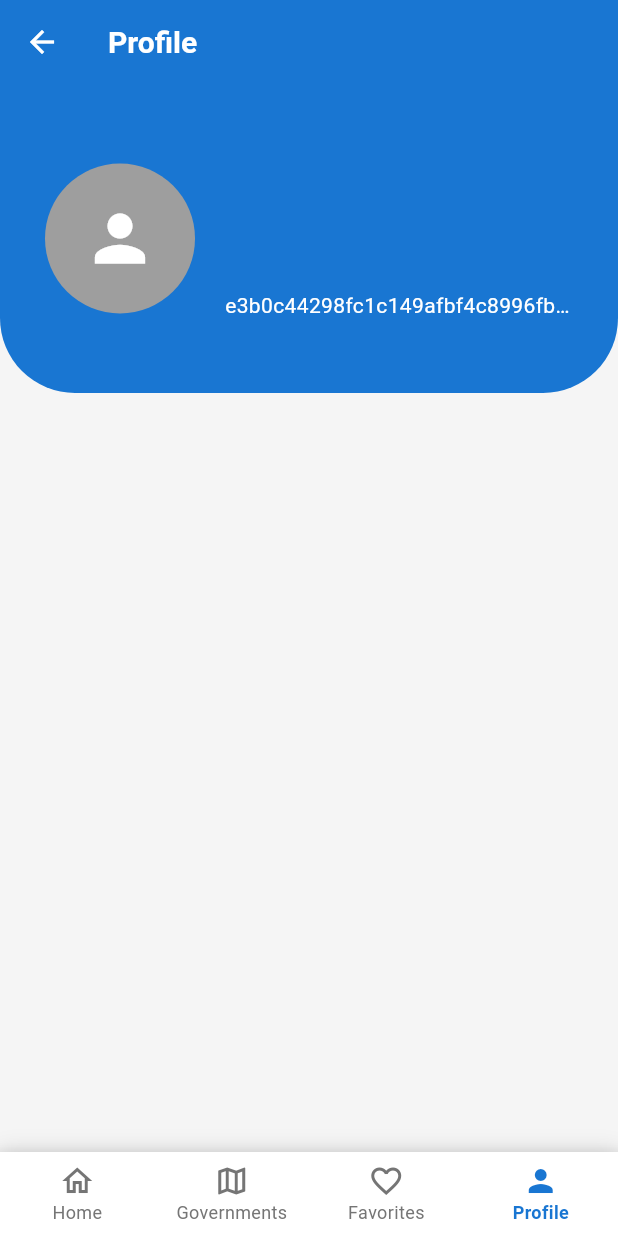
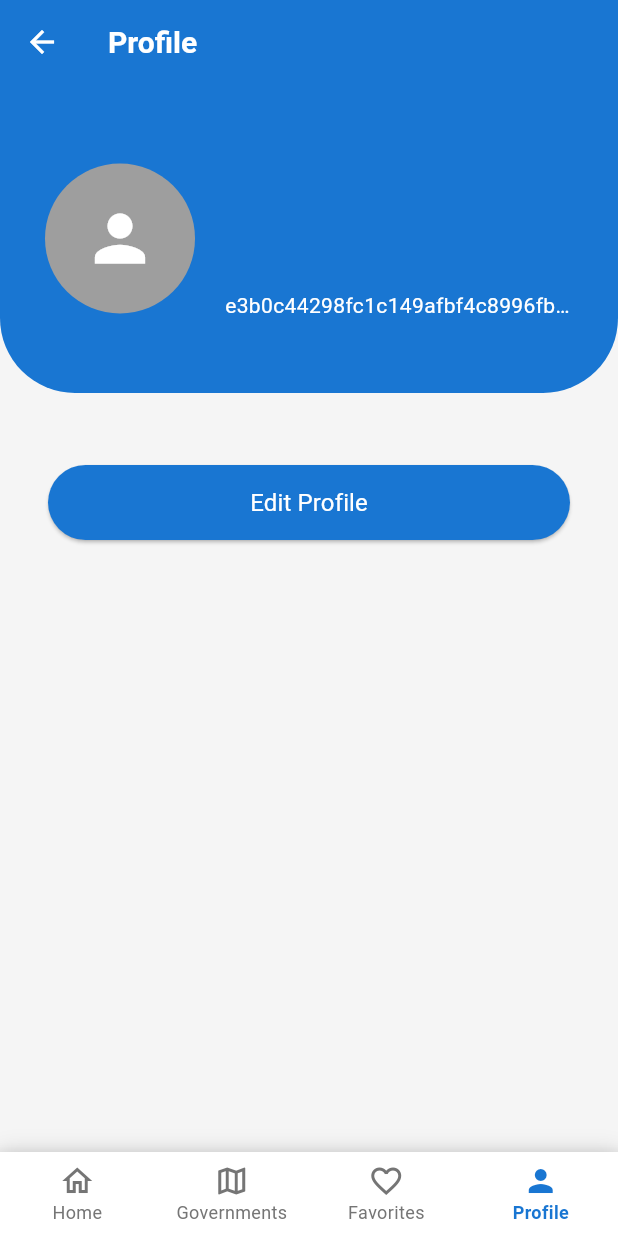
Before and after one commit to M0hamed-Eid/Tourist-Guide-App-For-Egypt, a Flutter app: the ProfilePage screen opened by its route, on a phone screen of 412 x 824 dp. Run offline on Flutter 3.47's test engine with Material 3 defaults, Android fonts, the phone set to English and light mode, and no system bars; our stand-ins replace easy_localization, google_fonts, intl_phone_field, shared_preferences; accounts and stored records are empty; Roboto replaces fonts that are missing (Cairo).

Commit message:
added edit profile functionality

```diff
--- a/tourist_guide/lib/screens/profile/profile_page.dart
+++ b/tourist_guide/lib/screens/profile/profile_page.dart
@@ -4,20 +4,37 @@ import 'package:easy_localization/easy_localization.dart';
 import 'package:flutter/material.dart';
 import 'package:crypto/crypto.dart'; // For hashing
 import 'package:shared_preferences/shared_preferences.dart';
+import 'package:tourist_guide/core/theme/text_themes.dart';
+import 'package:tourist_guide/core/utils/responsive_utils.dart';
+import 'package:tourist_guide/screens/profile/widgets/edit_form.dart';
 import 'package:tourist_guide/screens/profile/widgets/profile_info.dart';
 
 import '../base_page.dart';
 
-class ProfilePage extends StatelessWidget {
+class ProfilePage extends StatefulWidget {
+  ProfilePage({super.key});
+
+  @override
+  State<ProfilePage> createState() => _ProfilePageState();
+}
+
+class _ProfilePageState extends State<ProfilePage> {
   // Dummy data until auth is implemented
+  late String fullName;
+  late String email;
+  late String password;
+  late String phone;
+  late String hashedPassword;
+  late TextEditingController fullNameController;
+  late TextEditingController emailController;
+  late TextEditingController phoneController;
+  final TextEditingController passwordController = TextEditingController();
 
-  late final String fullName;
-  late final String email;
-  late final String password;
-  late final String phone;
-  late final String hashedPassword;
+  bool isEditing = false;
 
-  ProfilePage({super.key}) {
+  @override
+  void initState() {
+    super.initState();
     _init();
   }
 
@@ -29,6 +46,40 @@ class ProfilePage extends StatelessWidget {
     phone = prefs.getString('phone') ?? 'Error in auth';
 
     hashedPassword = sha256.convert(utf8.encode(password)).toString();
+
+    fullNameController = TextEditingController(text: fullName);
+    emailController = TextEditingController(text: email);
+    phoneController = TextEditingController(text: phone);
+
+    setState(() {});
+  }
+
+  void _toggleEdit() {
+    print('text: ${fullNameController.text}');
+    setState(() {
+      isEditing = !isEditing;
+    });
+  }
+
+  Future<void> _applyChanges() async {
+    SharedPreferences prefs = await SharedPreferences.getInstance();
+
+    await prefs.setString('fullName', fullNameController.text);
+    await prefs.setString('email', emailController.text);
+    await prefs.setString('phone', phoneController.text);
+    await prefs.setString('password', passwordController.text);
+
+    // print('password: ${phoneController.text}');
+
+    // Update local variables
+    fullName = fullNameController.text;
+    email = emailController.text;
+    phone = phoneController.text;
+    hashedPassword = sha256.convert(utf8.encode(passwordController.text)).toString();
+
+    setState(() {
+      isEditing = false; // Exit editing mode
+    });
   }
 
   @override
@@ -38,11 +89,49 @@ class ProfilePage extends StatelessWidget {
       appBar: AppBar(
         title: Text('app.navigation.profile'.tr()),
       ),
-      body: Column(
-        children: [
-          ProfileInfo(
-              fullName: fullName, email: email,phone: phone, hashedPassword: hashedPassword)
-        ],
+      body: SingleChildScrollView(
+        child: Column(
+          children: [
+            ProfileInfo(
+              fullName: fullName,
+              email: email,
+              phone: phone,
+              hashedPassword: hashedPassword,
+            ),
+            AnimatedSize(
+              duration: const Duration(milliseconds: 300),
+              curve: Curves.easeInOut,
+              child: isEditing
+                  ? EditForm(
+                      fullNameController: fullNameController,
+                      emailController: emailController,
+                      phoneController: phoneController,
+                      passwordController: passwordController,
+                      onApply: _applyChanges,
+                    )
+                  : const SizedBox.shrink(),
+            ),
+            if (!isEditing) // Show this button only when not editing
+              const SizedBox(height: 16),
+            if (!isEditing)
+              Padding(
+                padding: const EdgeInsets.all(32.0),
+                child: ElevatedButton(
+                  onPressed: _toggleEdit,
+                  style: ElevatedButton.styleFrom(
+                      minimumSize: Size(double.infinity, 50),
+                      backgroundColor: Theme.of(context).primaryColor,
+                    ),
+                  child: Text(
+                    'Edit Profile',
+                    style: AppTextTheme.textTheme.bodyLarge!.copyWith(
+                      color: Colors.white,
+                    ),
+                  ),
+                ),
+              ),
+          ],
+        ),
       ),
     );
   }
```
Also changed, not shown: tourist_guide/lib/screens/auth/signup/signup_page.dart (+46 -35 lines), tourist_guide/lib/screens/profile/widgets/edit_form.dart (added, +66 -0 lines).
